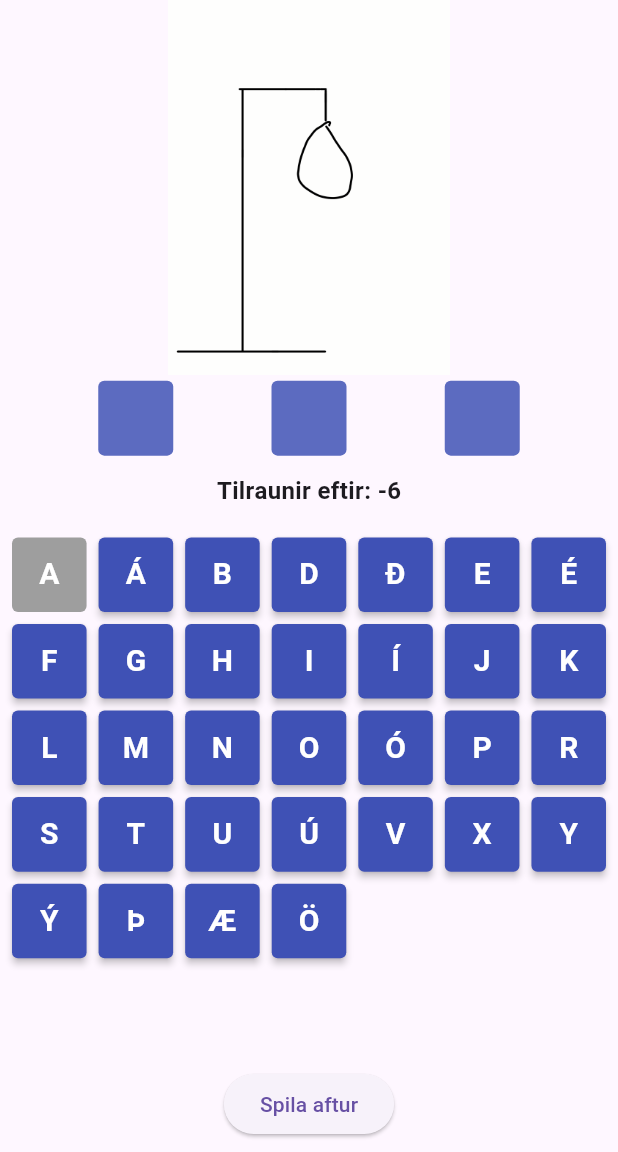
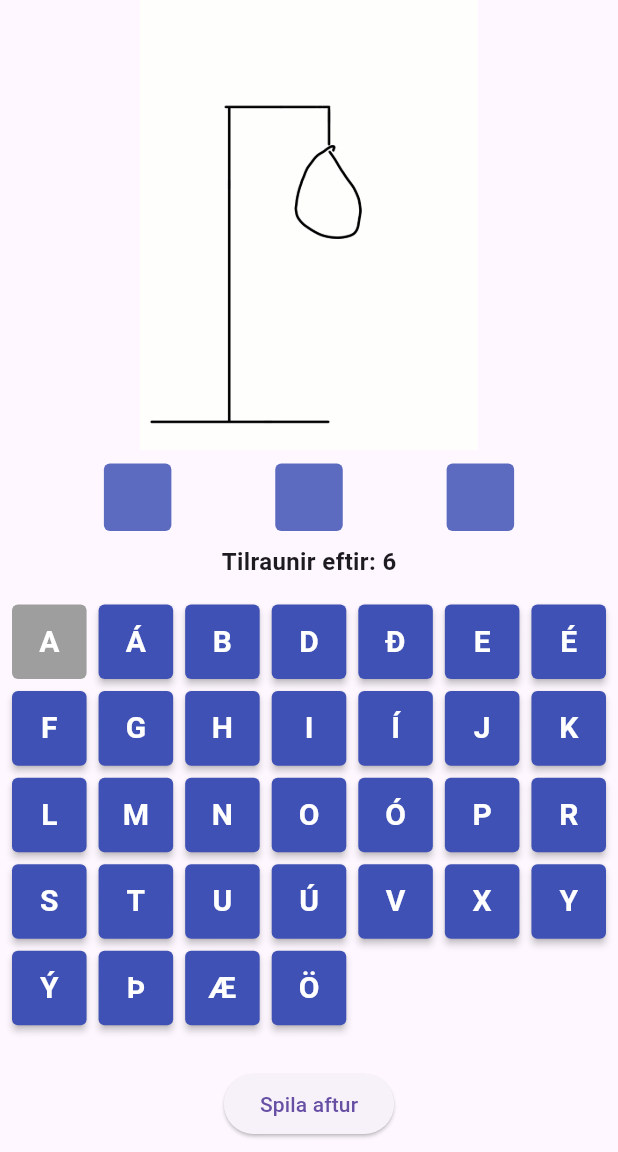
Before and after one commit to OSE-ICE/hangman_ose, a Flutter app: the SecondRoute screen opened directly, after a tap on an icon or button, on a phone screen of 412 x 824 dp, the part 84-1236 px from its top. Run offline on Flutter 3.47's test engine with Material 3 defaults, Android fonts, the phone set to English and light mode, and no system bars.

Commit message:
fann loksins út úr if loop veseni

```diff
--- a/lib/gameScreen.dart
+++ b/lib/gameScreen.dart
@@ -1,9 +1,7 @@
-import 'package:hangman_ose/main.dart';
 import 'package:flutter/material.dart';
 import 'package:hangman_ose/widget/progress_image.dart';
 import 'package:hangman_ose/words_alphabet.dart';
 import 'package:hangman_ose/widget/letter.dart';
-import 'dart:math';
 
 class SecondRoute extends StatefulWidget {
   const SecondRoute({Key? key}) : super(key: key);
@@ -44,6 +42,7 @@ class _SecondRouteState extends State<SecondRoute> {
                   progressImage(Game.tries >= 5, "assets/img/progress_5.png"),
                   progressImage(Game.tries >= 6, "assets/img/progress_6.png"),
                   progressImage(Game.tries >= 7, "assets/img/progress_7.png"),
+                  progressImage(Game.tries >= 8, "assets/img/victory.png"),
                 ],
               ),
             ),
@@ -51,23 +50,23 @@ class _SecondRouteState extends State<SecondRoute> {
               mainAxisAlignment: MainAxisAlignment.spaceEvenly,
               children: word
                   .split("")
-                  .map((e) => letter(e.toUpperCase(),
-                      !Game.selectedCharacter.contains(e.toUpperCase())))
+                  .map((e) => letter(
+                      e.toUpperCase(),
+                      Game.tries >= 7
+                          ? false
+                          : !Game.selectedCharacter.contains(e.toUpperCase())))
                   .toList(),
             ),
-            Padding(
-              padding: const EdgeInsets.all(8.0),
-              child: Text(
-                "Tilraunir eftir: ${Game.tries - 7}",
+            Text(
+              "Tilraunir eftir: ${Game.lives - Game.tries}",
               style: const TextStyle(
                 fontSize: 16.0,
                 fontWeight: FontWeight.bold,
               ),
             ),
-            ),
             SizedBox(
               width: double.infinity,
-              height: 350.0,
+              height: 300.0,
               child: GridView.count(
                 crossAxisCount: 7,
                 mainAxisSpacing: 8.0,
@@ -75,18 +74,32 @@ class _SecondRouteState extends State<SecondRoute> {
                 padding: const EdgeInsets.all(8.0),
                 children: alphabet.map((e) {
                   return RawMaterialButton(
-                    onPressed: Game.selectedCharacter.contains(e)
-                        ? null
-                        : () {
+                    onPressed:
+                        Game.tries < 7 && !Game.selectedCharacter.contains(e)
+                            ? () {
                                 setState(() {
                                   Game.selectedCharacter.add(e);
-                              print(Game.selectedCharacter);
-                              print(word.toUpperCase().split(""));
-                              if (!word.split("").contains(e.toUpperCase())) {
+                                  if (word
+                                      .toUpperCase()
+                                      .split("")
+                                      .contains(e.toUpperCase())) {
+                                    Game.checkWinner.add(e);
+                                  }
+                                  if (!word
+                                      .toUpperCase()
+                                      .split("")
+                                      .contains(e.toUpperCase())) {
                                     Game.tries++;
                                   }
+                                  if (Set.from(word.toUpperCase().split(""))
+                                      .difference(Game.checkWinner.toSet())
+                                      .isEmpty) {
+                                    Game.tries = 8;
+                                    Game.lives = 8;
+                                  }
                                 });
-                          },
+                              }
+                            : null,
                     shape: RoundedRectangleBorder(
                       borderRadius: BorderRadius.circular(4.0),
                     ),
@@ -111,7 +124,9 @@ class _SecondRouteState extends State<SecondRoute> {
                 onPressed: () {
                   setState(() {
                     Game.selectedCharacter = [];
+                    Game.checkWinner = [];
                     Game.tries = 0;
+                    Game.lives = 7;
                     word = newWord();
                   });
                 },
--- a/lib/widget/letter.dart
+++ b/lib/widget/letter.dart
@@ -2,9 +2,9 @@ import 'package:flutter/material.dart';
 
 Widget letter(String character, bool hidden) {
   return Container(
-    height: 50,
-    width: 50,
-    padding: const EdgeInsets.symmetric(vertical: 12.0, horizontal: 18.0),
+    height: 45,
+    width: 45,
+    padding: const EdgeInsets.fromLTRB(17, 10, 5, 5),
     decoration: BoxDecoration(
       color: Colors.indigo.shade400,
       borderRadius: BorderRadius.circular(4.0),
--- a/lib/widget/progress_image.dart
+++ b/lib/widget/progress_image.dart
@@ -4,18 +4,8 @@ Widget progressImage(bool visible, String path) {
   return Visibility(
     visible: visible,
     child: Container(
-      width: 250,
-      height: 250,
-      child: Image.asset(path),
-    ),
-  );
-}
-
-Widget victoryImage(String path) {
-  return Visibility(
-    child: Container(
-      width: 250,
-      height: 250,
+      width: 300,
+      height: 300,
       child: Image.asset(path),
     ),
   );
@@ -24,4 +14,6 @@ Widget victoryImage(String path) {
 class Game {
   static int tries = 0;
   static List<String> selectedCharacter = [];
+  static int lives = 7;
+  static List<String> checkWinner = [];
 }
--- a/lib/words_alphabet.dart
+++ b/lib/words_alphabet.dart
@@ -40,10 +40,8 @@ List<String> words = [
   "Belti",
 ];
 
-//create a string with a random word from the list words
 String word = words[Random().nextInt(words.length)];
 
-//create a function that gets a new random word from the list words
 String newWord() {
   return words[Random().nextInt(words.length)];
 }
```
Also changed, not shown: lib/engine.dart (deleted, +0 -45 lines). Lines whose indentation alone changed are shown as unchanged.
